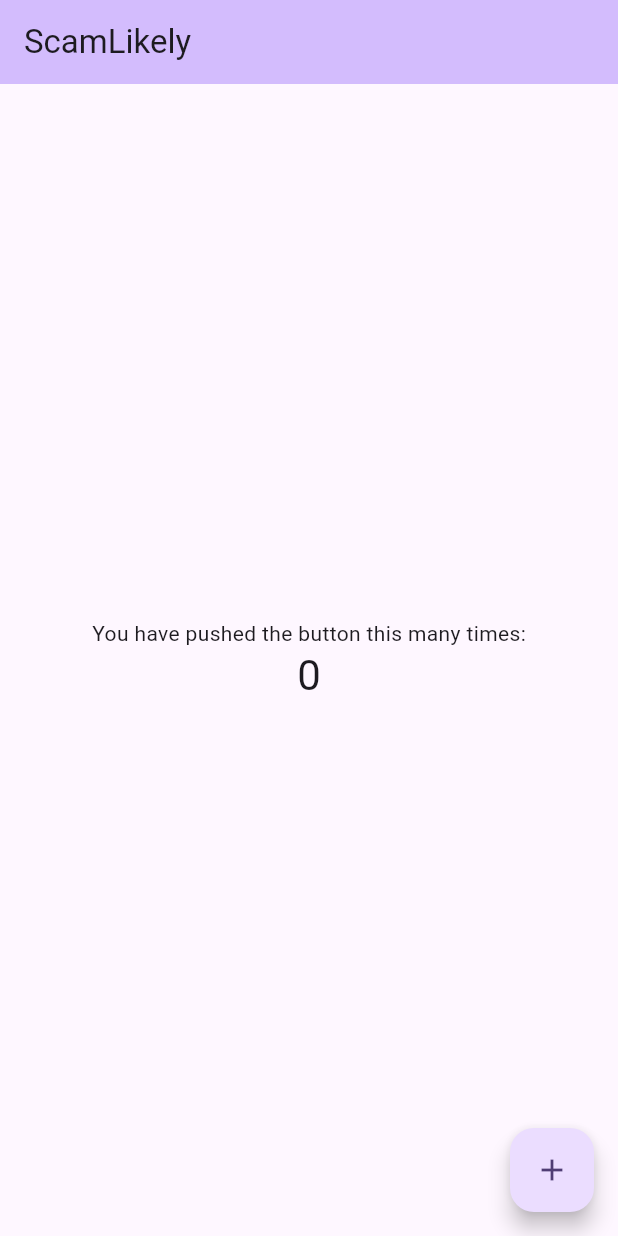
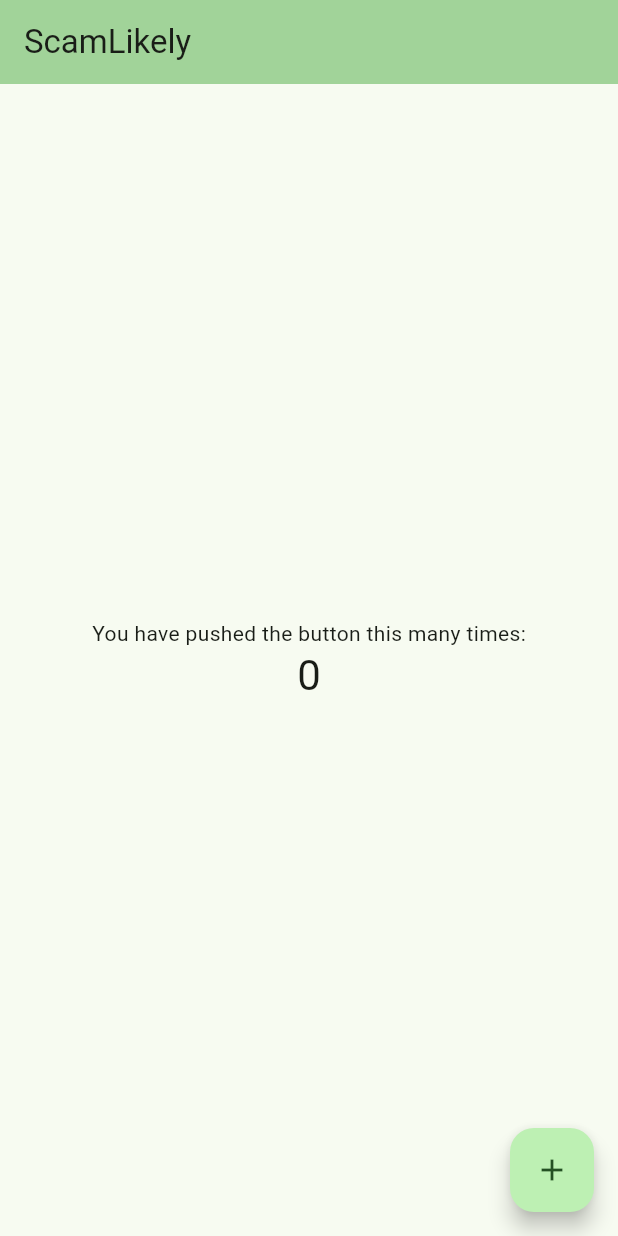
Before and after one commit to Chromus-dev/myapp, a Flutter app: the screen it shows after launch, on a phone screen of 412 x 824 dp. Run offline on Flutter 3.47's test engine with Material 3 defaults, Android fonts, the phone set to English and light mode, and no system bars.

Commit message:
Changed color

```diff
--- a/lib/main.dart
+++ b/lib/main.dart
@@ -28,7 +28,7 @@ class MyApp extends StatelessWidget {
         //
         // This works for code too, not just values: Most code changes can be
         // tested with just a hot reload.
-        colorScheme: ColorScheme.fromSeed(seedColor: Colors.deepPurple),
+        colorScheme: ColorScheme.fromSeed(seedColor: const Color.fromARGB(255, 0, 94, 20)),
         useMaterial3: true,
       ),
       home: const MyHomePage(title: 'ScamLikely'),
```
